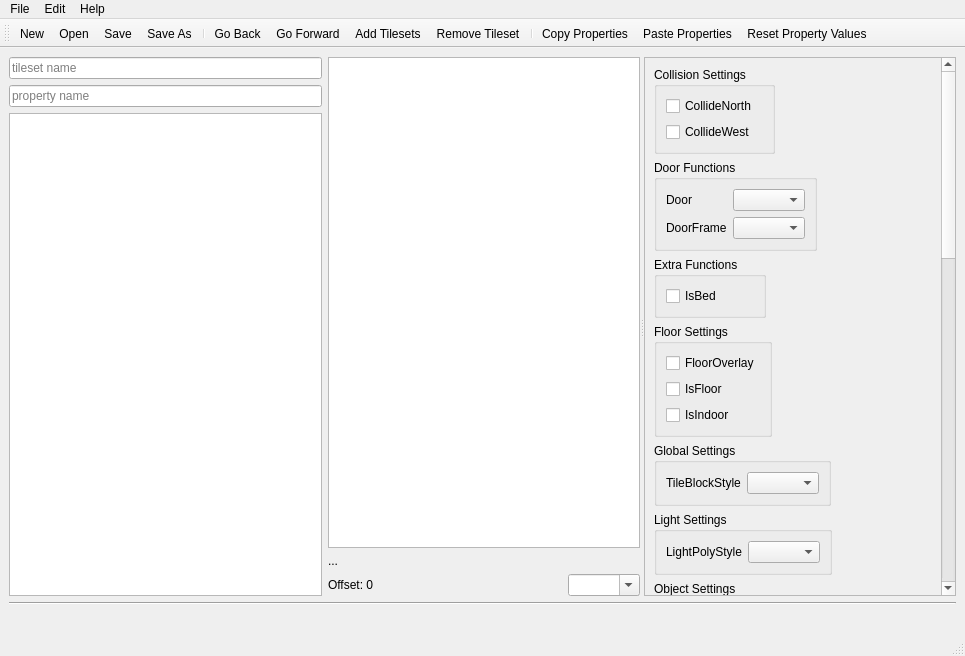
Above: src/tiled/tiledefdialog.ui from Unjammer/TileZed before the change. Below: the same form after it.
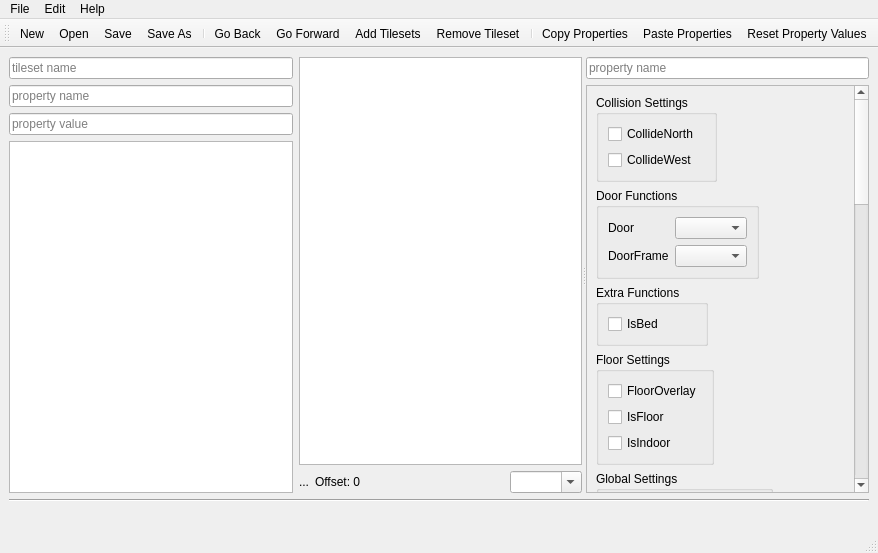
That is the form after the change. Icons and pictures are not drawn. Custom widgets are drawn as their Qt base class.

Diff of the .ui file:
```diff
--- a/src/tiled/tiledefdialog.ui
+++ b/src/tiled/tiledefdialog.ui
@@ -6,8 +6,8 @@
    <rect>
     <x>0</x>
     <y>0</y>
-    <width>965</width>
-    <height>656</height>
+    <width>878</width>
+    <height>553</height>
    </rect>
   </property>
   <property name="windowTitle">
@@ -42,6 +42,19 @@
             <property name="placeholderText">
              <string>property name</string>
             </property>
+            <property name="clearButtonEnabled">
+             <bool>true</bool>
+            </property>
+           </widget>
+          </item>
+          <item>
+           <widget class="QLineEdit" name="valueFilter">
+            <property name="placeholderText">
+             <string>property value</string>
+            </property>
+            <property name="clearButtonEnabled">
+             <bool>true</bool>
+            </property>
            </widget>
           </item>
           <item>
@@ -70,15 +83,15 @@
           <item>
            <widget class="Tiled::Internal::MixedTilesetView" name="tiles"/>
           </item>
-          <item>
-           <widget class="QLabel" name="lbl_TileName">
-            <property name="text">
-             <string>...</string>
-            </property>
-           </widget>
-          </item>
           <item>
            <layout class="QHBoxLayout" name="tileToolsLayout">
+            <item>
+             <widget class="QLabel" name="lbl_TileName">
+              <property name="text">
+               <string>...</string>
+              </property>
+             </widget>
+            </item>
             <item>
              <widget class="QLabel" name="tileOffset">
               <property name="text">
@@ -114,6 +127,16 @@
       </widget>
       <widget class="QWidget" name="verticalLayoutWidget">
        <layout class="QVBoxLayout" name="propertiesLayout">
+        <item>
+         <widget class="QLineEdit" name="rightPropertyFilter">
+          <property name="placeholderText">
+           <string>property name</string>
+          </property>
+          <property name="clearButtonEnabled">
+           <bool>true</bool>
+          </property>
+         </widget>
+        </item>
         <item>
          <widget class="QScrollArea" name="scrollArea">
           <property name="widgetResizable">
@@ -124,8 +147,8 @@
             <rect>
              <x>0</x>
              <y>0</y>
-             <width>292</width>
-             <height>1282</height>
+             <width>270</width>
+             <height>1474</height>
             </rect>
            </property>
            <layout class="QGridLayout" name="gridLayout_2">
@@ -147,7 +170,7 @@
                <property name="fieldGrowthPolicy">
                 <enum>QFormLayout::AllNonFixedFieldsGrow</enum>
                </property>
-               <item row="0" column="0">
+               <item row="1" column="0">
                 <widget class="QGroupBox" name="groupBox">
                  <property name="title">
                   <string>Collision Settings</string>
@@ -170,7 +193,7 @@
                  </layout>
                 </widget>
                </item>
-               <item row="1" column="0">
+               <item row="2" column="0">
                 <widget class="QGroupBox" name="groupBox_2">
                  <property name="title">
                   <string>Door Functions</string>
@@ -205,7 +228,7 @@
                  </layout>
                 </widget>
                </item>
-               <item row="2" column="0">
+               <item row="3" column="0">
                 <widget class="QGroupBox" name="groupBox_3">
                  <property name="title">
                   <string>Extra Functions</string>
@@ -221,7 +244,7 @@
                  </layout>
                 </widget>
                </item>
-               <item row="3" column="0">
+               <item row="4" column="0">
                 <widget class="QGroupBox" name="groupBox_5">
                  <property name="title">
                   <string>Floor Settings</string>
@@ -251,7 +274,7 @@
                  </layout>
                 </widget>
                </item>
-               <item row="7" column="0">
+               <item row="8" column="0">
                 <widget class="QGroupBox" name="groupBox_6">
                  <property name="title">
                   <string>Roof Settings</string>
@@ -273,7 +296,7 @@
                  </layout>
                 </widget>
                </item>
-               <item row="8" column="0">
+               <item row="9" column="0">
                 <widget class="QGroupBox" name="groupBox_7">
                  <property name="title">
                   <string>Sheet Settings</string>
@@ -299,7 +322,7 @@
                  </layout>
                 </widget>
                </item>
-               <item row="12" column="0">
+               <item row="13" column="0">
                 <widget class="QGroupBox" name="groupBox_4">
                  <property name="title">
                   <string>Wall Settings</string>
@@ -349,7 +372,7 @@
                  </layout>
                 </widget>
                </item>
-               <item row="9" column="0">
+               <item row="10" column="0">
                 <widget class="QGroupBox" name="groupBox_8">
                  <property name="title">
                   <string>Shelf Settings</string>
@@ -397,7 +420,7 @@
                  </layout>
                 </widget>
                </item>
-               <item row="10" column="0">
+               <item row="11" column="0">
                 <widget class="QGroupBox" name="groupBox_9">
                  <property name="title">
                   <string>Stair Settings</string>
@@ -419,7 +442,7 @@
                  </layout>
                 </widget>
                </item>
-               <item row="11" column="0">
+               <item row="12" column="0">
                 <widget class="QGroupBox" name="groupBox_10">
                  <property name="title">
                   <string>Visibility Functions</string>
@@ -438,7 +461,7 @@
                  </layout>
                 </widget>
                </item>
-               <item row="13" column="0">
+               <item row="14" column="0">
                 <widget class="QGroupBox" name="groupBox_11">
                  <property name="title">
                   <string>Water Functions</string>
@@ -491,7 +514,7 @@
                  </layout>
                 </widget>
                </item>
-               <item row="14" column="0">
+               <item row="15" column="0">
                 <widget class="QGroupBox" name="groupBox_12">
                  <property name="title">
                   <string>Window Functions</string>
@@ -561,7 +584,7 @@
                  </layout>
                 </widget>
                </item>
-               <item row="6" column="0">
+               <item row="7" column="0">
                 <widget class="QGroupBox" name="groupBox_13">
                  <property name="title">
                   <string>Object Settings</string>
@@ -607,7 +630,7 @@
                  </layout>
                 </widget>
                </item>
-               <item row="4" column="0">
+               <item row="5" column="0">
                 <widget class="QGroupBox" name="groupBox_14">
                  <property name="title">
                   <string>Global Settings</string>
@@ -629,7 +652,7 @@
                  </layout>
                 </widget>
                </item>
-               <item row="5" column="0">
+               <item row="6" column="0">
                 <widget class="QGroupBox" name="groupBox_15">
                  <property name="title">
                   <string>Light Settings</string>
@@ -693,16 +716,27 @@
     <rect>
      <x>0</x>
      <y>0</y>
-     <width>965</width>
-     <height>21</height>
+     <width>878</width>
+     <height>20</height>
     </rect>
    </property>
    <widget class="QMenu" name="menuFile">
     <property name="title">
      <string>File</string>
     </property>
+    <widget class="QMenu" name="menuRecentFiles">
+     <property name="title">
+      <string>Recent Files</string>
+     </property>
+     <property name="icon">
+      <iconset resource="tiled.qrc">
+       <normaloff>:/images/16x16/document-open-recent.png</normaloff>:/images/16x16/document-open-recent.png</iconset>
+     </property>
+     <addaction name="actionClearRecentFiles"/>
+    </widget>
     <addaction name="actionNew"/>
     <addaction name="actionOpen"/>
+    <addaction name="menuRecentFiles"/>
     <addaction name="actionSave"/>
     <addaction name="actionSaveAs"/>
     <addaction name="separator"/>
@@ -894,6 +928,11 @@
     <string>Tiles Directory...</string>
    </property>
   </action>
+  <action name="actionClearRecentFiles">
+   <property name="text">
+    <string>Clear</string>
+   </property>
+  </action>
  </widget>
  <customwidgets>
   <customwidget>
```
